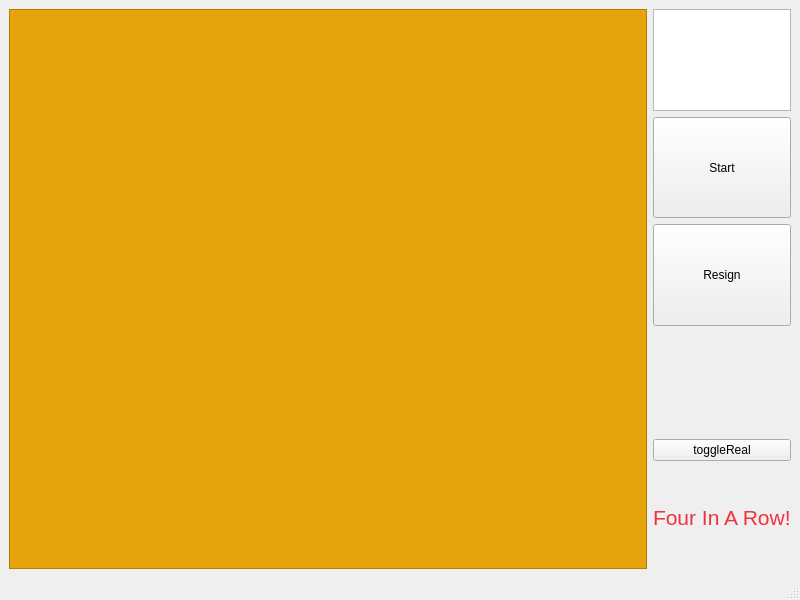
CharlieVinnie/RandGomoku, file testBoard/mainwindow.ui: the form before one commit.
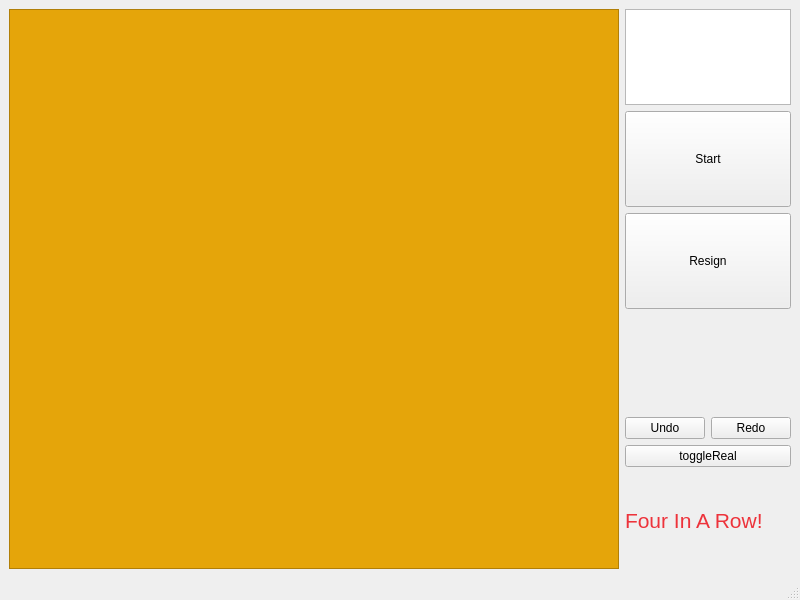
The form after the commit.

Commit message: Add undo/redo buttons and implement board change signal

```diff
--- a/testBoard/mainwindow.ui
+++ b/testBoard/mainwindow.ui
@@ -14,7 +14,7 @@
    <string>MainWindow</string>
   </property>
   <widget class="QWidget" name="centralwidget">
-   <layout class="QHBoxLayout" name="horizontalLayout">
+   <layout class="QHBoxLayout" name="horizontalLayout_2">
     <item>
      <widget class="QGraphicsView" name="chess_board">
       <property name="styleSheet">
@@ -76,6 +76,24 @@
         </property>
        </widget>
       </item>
+      <item>
+       <layout class="QHBoxLayout" name="horizontalLayout">
+        <item>
+         <widget class="QPushButton" name="undo_button">
+          <property name="text">
+           <string>Undo</string>
+          </property>
+         </widget>
+        </item>
+        <item>
+         <widget class="QPushButton" name="redo_button">
+          <property name="text">
+           <string>Redo</string>
+          </property>
+         </widget>
+        </item>
+       </layout>
+      </item>
       <item>
        <widget class="QPushButton" name="toggle_real">
         <property name="text">
```
The commit also changes 2 other files.
